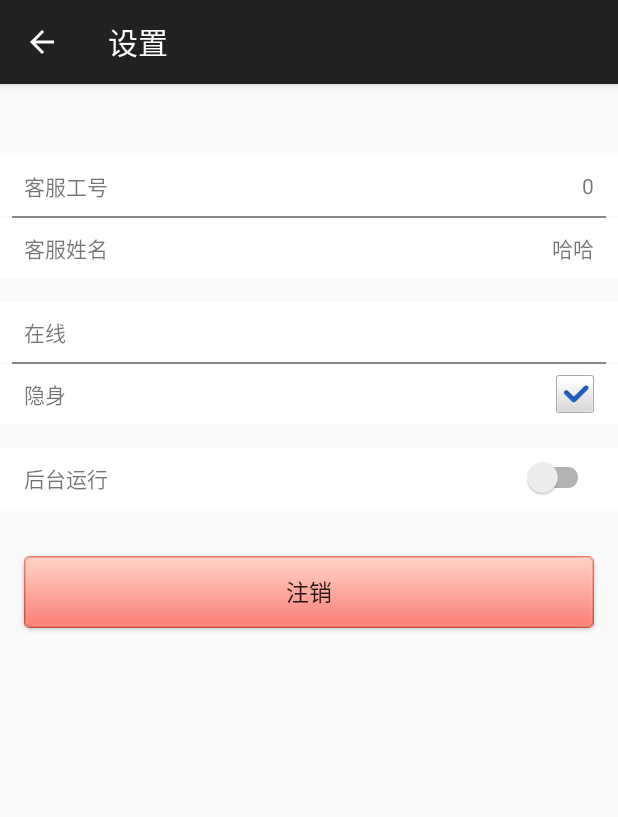
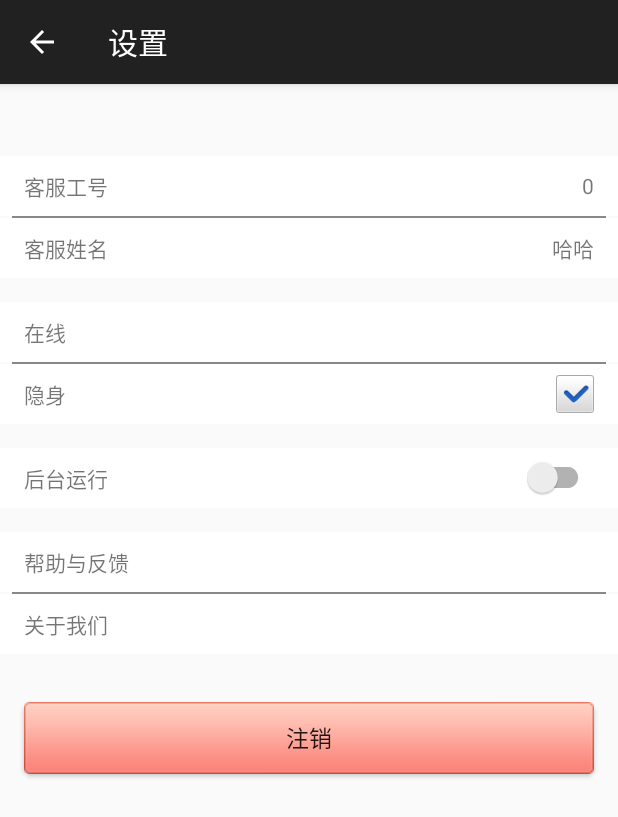
Before and after one commit to richmonkey/kefu_android, an Android app: the SettingActivity screen opened directly, with no data from a screen before it, on a phone screen of 412 x 824 dp. Shown: the top 817 px of the screen. Run offline under Robolectric (Android 15) with nearby library versions, the phone set to English and light mode, and no system bars; libraries missing offline, so code that uses them is left out: com.kaopiz.kprogresshud, com.kyleduo.switchbutton; plain views replace SwitchButton; pictures from the network do not load; 3 statements that could not run were skipped.

Commit message:
帮助与反馈

```diff
--- a/app/src/main/java/com/beetle/kefu/SettingActivity.java
+++ b/app/src/main/java/com/beetle/kefu/SettingActivity.java
@@ -101,6 +101,24 @@ public class SettingActivity extends BaseActivity {
                 .build();
 
         return request;
+    }
+
+    public void onHelpClick(View v) {
+
+        Intent intent = new Intent(this, XWMessageActivity.class);
+        intent.setFlags(Intent.FLAG_ACTIVITY_NEW_TASK);
+
+        intent.putExtra("title", getResources().getString(R.string.xiaowei));
+        intent.putExtra("store_id", Config.XIAOWEI_STORE_ID);
+        intent.putExtra("seller_id", Config.XIAOWEI_SELLER_ID);
+        intent.putExtra("current_uid", Profile.getInstance().uid);
+        intent.putExtra("app_id", Config.XIAOWEI_APPID);
+
+        startActivity(intent);
+    }
+
+    public void onAboutClick(View v) {
+        Log.i(TAG, "on about click");
     }
 
     public void onOnlineClick(View v) {
--- a/app/src/main/res/layout/activity_setting.xml
+++ b/app/src/main/res/layout/activity_setting.xml
@@ -167,6 +167,62 @@
             android:layout_centerVertical="true"/>
     </RelativeLayout>
 
+
+
+    <LinearLayout
+        android:layout_width="match_parent"
+        android:layout_height="wrap_content"
+        android:layout_marginTop="16dp"
+        android:orientation="vertical">
+        <RelativeLayout
+            android:layout_width="fill_parent"
+            android:layout_height="wrap_content"
+            android:minHeight="40dp"
+            android:background="@color/white"
+            android:onClick="onHelpClick">
+
+            <TextView
+                android:layout_width="wrap_content"
+                android:layout_height="wrap_content"
+                android:layout_marginLeft="16dp"
+                android:text="帮助与反馈"
+                android:layout_marginTop="4px"
+                android:layout_alignParentLeft="true"
+                android:layout_centerVertical="true"/>
+
+        </RelativeLayout>
+
+
+
+
+        <View android:layout_width="match_parent"
+            android:layout_height="1dp"
+            android:layout_marginLeft="8dp"
+            android:layout_marginRight="8dp"
+            android:background="@color/gray"/>
+
+        <RelativeLayout
+            android:layout_width="fill_parent"
+            android:layout_height="wrap_content"
+            android:minHeight="40dp"
+            android:background="@color/white"
+            android:onClick="onAboutClick">
+
+            <TextView
+                android:layout_width="wrap_content"
+                android:layout_height="wrap_content"
+                android:layout_marginLeft="16dp"
+                android:text="关于我们"
+                android:layout_marginTop="4px"
+                android:layout_alignParentLeft="true"
+                android:layout_centerVertical="true"/>
+
+
+        </RelativeLayout>
+
+    </LinearLayout>
+
+
     <Button  android:id="@+id/button" android:layout_width="fill_parent"
         android:layout_height="wrap_content" android:text="@string/logout"
         android:background="@drawable/btn_bg_red" android:textSize="15dip"
```
